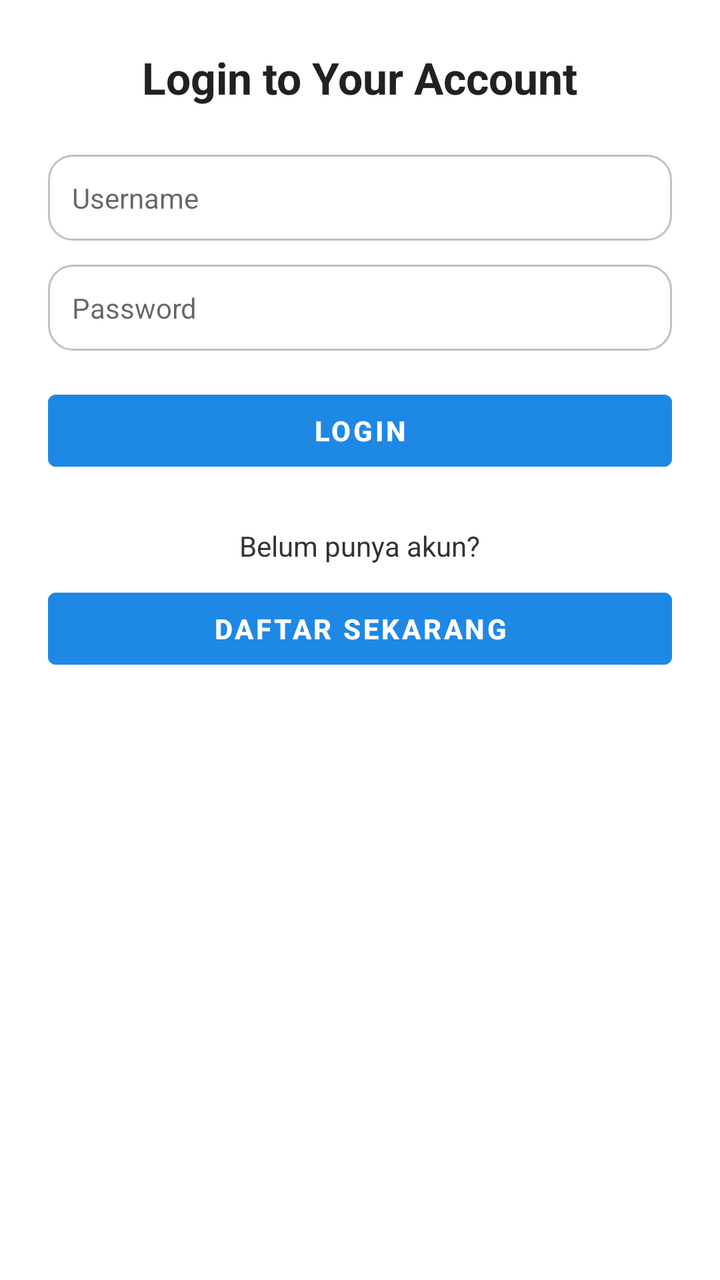
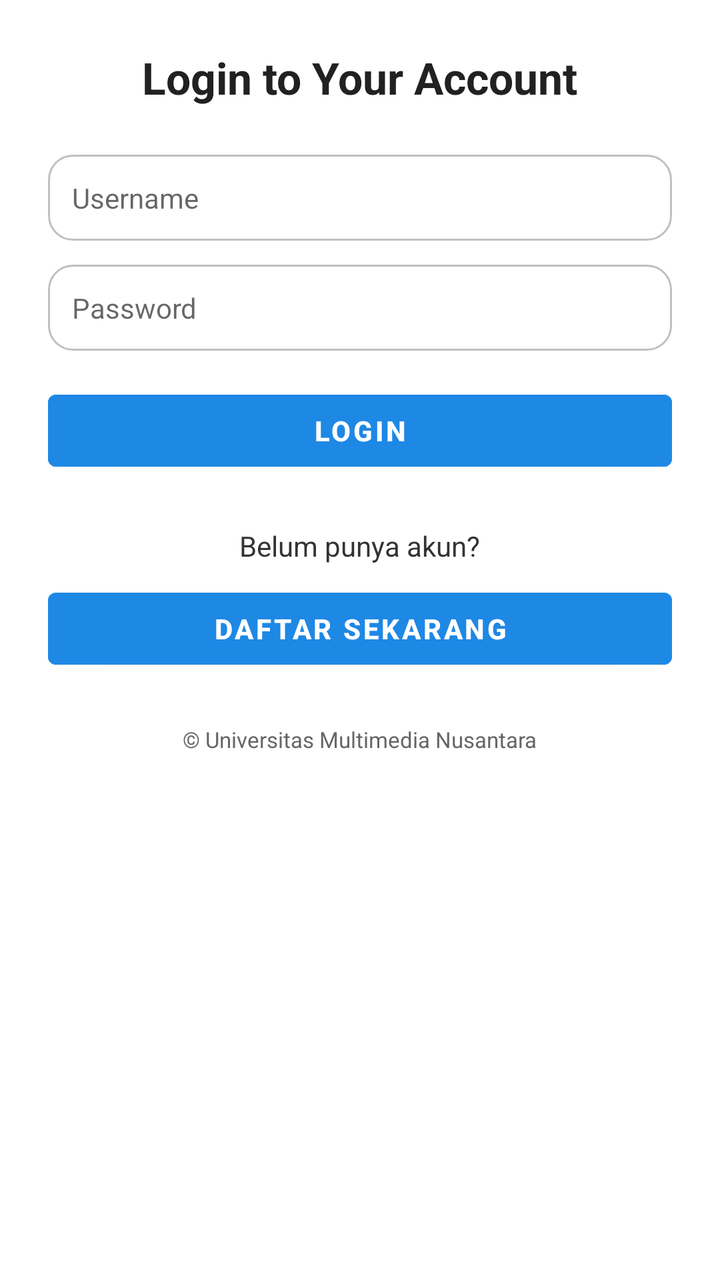

Before-and-after screenshots of an Android layout around one commit, followed by the original layout XML and the change that was made.
<!-- AndroidManifest.xml: application theme Theme.ProjectMAPGroup7 -->
<!-- res/layout/fragment_login_form.xml -->
<?xml version="1.0" encoding="utf-8"?>
<ScrollView xmlns:android="http://schemas.android.com/apk/res/android"
    xmlns:tools="http://schemas.android.com/tools"
    android:layout_width="match_parent"
    android:layout_height="match_parent"
    android:padding="24dp"
    tools:context=".ui.login.LoginFormFragment">

    <LinearLayout
        android:layout_width="match_parent"
        android:layout_height="wrap_content"
        android:orientation="vertical"
        android:gravity="center_horizontal">

        
        <TextView
            android:text="Login to Your Account"
            android:textSize="22sp"
            android:textStyle="bold"
            android:textColor="#212121"
            android:layout_marginBottom="24dp"
            android:layout_width="wrap_content"
            android:layout_height="wrap_content" />

        
        <EditText
            android:id="@+id/etUsername"
            android:layout_width="match_parent"
            android:layout_height="wrap_content"
            android:hint="Username"
            android:background="@drawable/edittext_rounded"
            android:padding="12dp"
            android:textSize="14sp"
            android:layout_marginBottom="12dp" />

        
        <EditText
            android:id="@+id/etPassword"
            android:layout_width="match_parent"
            android:layout_height="wrap_content"
            android:hint="Password"
            android:inputType="textPassword"
            android:background="@drawable/edittext_rounded"
            android:padding="12dp"
            android:textSize="14sp"
            android:layout_marginBottom="16dp" />

        
        <Button
            android:id="@+id/btnLogin"
            android:layout_width="match_parent"
            android:layout_height="wrap_content"
            android:text="Login"
            android:textColor="@android:color/white"
            android:textStyle="bold"
            android:backgroundTint="#1E88E5"
            android:layout_marginBottom="16dp" />

        
        <TextView
            android:text="Belum punya akun?"
            android:layout_width="wrap_content"
            android:layout_height="wrap_content"
            android:textSize="14sp"
            android:layout_marginTop="8dp"
            android:textColor="#333" />

        <Button
            android:id="@+id/btnRegisterNow"
            android:layout_width="match_parent"
            android:layout_height="wrap_content"
            android:text="Daftar Sekarang"
            android:textColor="@android:color/white"
            android:backgroundTint="#1E88E5"
            android:layout_marginTop="8dp"
            android:textStyle="bold" />
    </LinearLayout>
</ScrollView>
<!-- resources referenced by this layout -->
<resources>
  <!-- drawable edittext_rounded (drawable) -->
  <shape xmlns:android="http://schemas.android.com/apk/res/android"
      android:shape="rectangle">
      
      <solid android:color="@android:color/white" />
      <stroke android:width="1dp" android:color="#C0C0C0" />
      <corners android:radius="12dp" />
  </shape>
  <style name="Theme.ProjectMAPGroup7" parent="Theme.MaterialComponents.DayNight.DarkActionBar">
          
          <item name="colorPrimary">@color/purple_500</item>
          <item name="colorPrimaryVariant">@color/purple_700</item>
          <item name="colorOnPrimary">@color/white</item>
          
          <item name="colorSecondary">@color/teal_200</item>
          <item name="colorSecondaryVariant">@color/teal_700</item>
          <item name="colorOnSecondary">@color/black</item>
          
          <item name="android:statusBarColor">?attr/colorPrimaryVariant</item>
          
      </style>
  <color name="purple_500">#FF6200EE</color>
  <color name="purple_700">#FF3700B3</color>
  <color name="white">#FFFFFFFF</color>
  <color name="teal_200">#FF03DAC5</color>
  <color name="teal_700">#FF018786</color>
  <color name="black">#FF000000</color>
</resources>

<!-- the commit's change to res/layout/fragment_login_form.xml (unified diff, before → after) -->
@@ -4,6 +4,7 @@
     android:layout_width="match_parent"
     android:layout_height="match_parent"
     android:padding="24dp"
+    android:fillViewport="true"
     tools:context=".ui.login.LoginFormFragment">
 
     <LinearLayout
@@ -74,5 +75,16 @@
             android:backgroundTint="#1E88E5"
             android:layout_marginTop="8dp"
             android:textStyle="bold" />
+
+        
+        <TextView
+            android:layout_width="wrap_content"
+            android:layout_height="wrap_content"
+            android:text="© Universitas Multimedia Nusantara"
+            android:textSize="11sp"
+            android:textColor="#666"
+            android:layout_marginTop="24dp"
+            android:layout_marginBottom="16dp" />
+
     </LinearLayout>
 </ScrollView>
<!-- resource entries referenced after the edit -->
@@ -10,7 +10,7 @@
   </shape>
   <style name="Theme.ProjectMAPGroup7" parent="Theme.MaterialComponents.DayNight.DarkActionBar">
           
-          <item name="colorPrimary">@color/purple_500</item>
+          <item name="colorPrimary">@color/blue</item>
           <item name="colorPrimaryVariant">@color/purple_700</item>
           <item name="colorOnPrimary">@color/white</item>
           
@@ -21,7 +21,7 @@
           <item name="android:statusBarColor">?attr/colorPrimaryVariant</item>
           
       </style>
-  <color name="purple_500">#FF6200EE</color>
+  <color name="blue">#1E88E5</color>
   <color name="purple_700">#FF3700B3</color>
   <color name="white">#FFFFFFFF</color>
   <color name="teal_200">#FF03DAC5</color>
